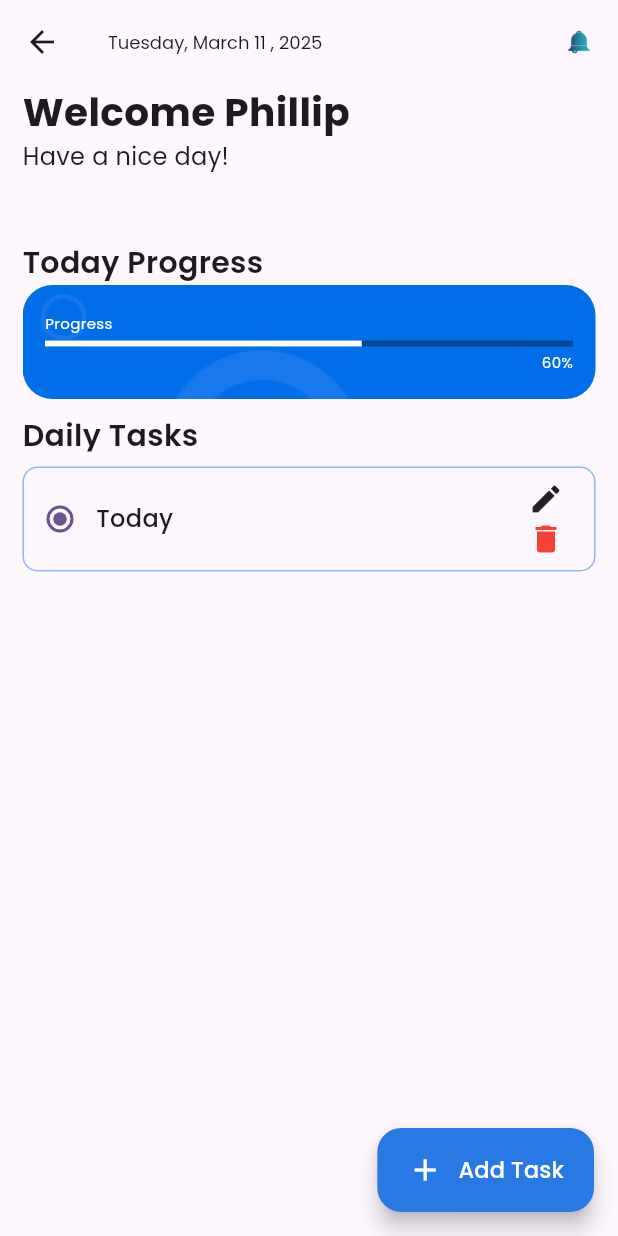
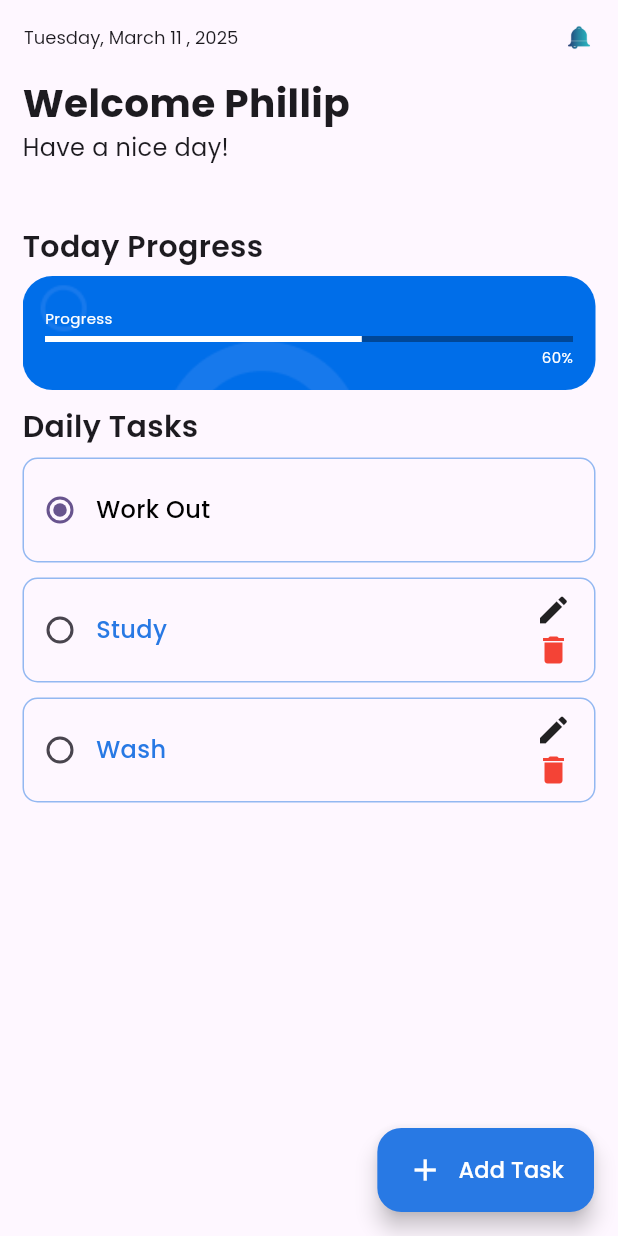
Before and after one commit to YasithWijesuriya/myTodo_app, a Flutter app: the homePage screen opened directly, on a phone screen of 412 x 824 dp. Run offline on Flutter 3.47's test engine with Material 3 defaults, Android fonts, the phone set to English and light mode, and no system bars; our stand-ins replace lottie.

Commit message:
changed  homeScreen code use from custom widget 👍

```diff
--- a/mytodoapp_frontend/lib/features/home/ui/homeScreen.dart
+++ b/mytodoapp_frontend/lib/features/home/ui/homeScreen.dart
@@ -1,5 +1,6 @@
 import 'package:flutter/material.dart';
 import 'package:mytodo_app/contants/color.dart';
+import 'package:mytodo_app/widgets/customTodoCard.dart';
 
 class homePage extends StatefulWidget {
   const homePage({super.key});
@@ -16,6 +17,8 @@ class _homePageState extends State<homePage> {
 
     return Scaffold(
       appBar: AppBar(
+        toolbarHeight: 50,
+
         title: Row(
           children: [
             Text(
@@ -64,10 +67,8 @@ class _homePageState extends State<homePage> {
                         fontSize: 16,
                       ),
                     ),
-                    SizedBox(
-                      height: 20,
-                    ),
                     Spacer(),
+
                     Text(
                       'Today Progress',
                       style: TextStyle(
@@ -76,6 +77,10 @@ class _homePageState extends State<homePage> {
                         fontSize: 20,
                       ),
                     ),
+                    SizedBox(
+                      height: 5,
+                    ),
+
                     Container(
                       height: 76,
                       width: screenWidth,
@@ -123,7 +128,9 @@ class _homePageState extends State<homePage> {
                               ),
                             ),
                           ),
-                          Spacer(),
+                         SizedBox(
+                          height:15,
+                         ),
                         ],
                       ),
                     ),
@@ -154,56 +161,15 @@ class _homePageState extends State<homePage> {
                   SizedBox(
                     height: 10,
                   ),
-                  SizedBox(
+                  Container(
                     width: screenWidth,
                     height:screenHeight - (AppBar().preferredSize.height + 265),
 
                     child: Column(
                       children: [
-                        Container(
-                          width: screenWidth,
-                          height: 70,
-                          decoration: BoxDecoration(
-                            borderRadius: BorderRadius.circular(10),
-                            border: Border.all(
-                              color: AppColors.accentColor.withOpacity(0.5),
-                            ),
-                          ),
-                          child: Row(
-                            children: [
-                              Radio(
-                                  value: 0,
-                                  groupValue: 0,
-                                  onChanged: (value) {}),
-                              Text(
-                                'Today',
-                                style: TextStyle(
-                                  fontFamily: 'poppins',
-                                  fontWeight: FontWeight.w500,
-                                  fontSize: 16,
-                                ),
-                              ),
-                              Spacer(),
-                              Column(
-                                children: [
-                                  Spacer(),
-                                  Icon(Icons.edit),
-                                  SizedBox(
-                                    height: 3,
-                                  ),
-                                  Icon(
-                                    Icons.delete,
-                                    color: Colors.red,
-                                  ),
-                                  Spacer(),
-                                ],
-                              ),
-                              SizedBox(
-                                width: 20,
-                              ),
-                            ],
-                          ),
-                        ),
+                        Customtodocard(cardTiltle:'Work Out', isTaskCompleted: true),
+                        Customtodocard(cardTiltle:'Study', isTaskCompleted: false),
+                        Customtodocard(cardTiltle:'Wash', isTaskCompleted: false),
                       ],
                     ),
                   )
--- a/mytodoapp_frontend/lib/main.dart
+++ b/mytodoapp_frontend/lib/main.dart
@@ -1,6 +1,7 @@
 import 'package:flutter/material.dart';
 import 'package:mytodo_app/features/authentication/ui/loginScreen.dart';
 import 'package:mytodo_app/features/authentication/ui/signUpScreen.dart';
+import 'package:mytodo_app/features/home/ui/homeScreen.dart';
 
 
 void main() {
@@ -35,7 +36,7 @@ class MyApp extends StatelessWidget {
         colorScheme: ColorScheme.fromSeed(seedColor: Colors.deepPurple),
         useMaterial3: true,
       ),
-      home: const Loginscreen(),
+      home: const homePage(),
     );
   }
 }
--- /dev/null
+++ b/mytodoapp_frontend/lib/widgets/customTodoCard.dart
@@ -0,0 +1,71 @@
+import 'package:flutter/material.dart';
+import 'package:mytodo_app/contants/color.dart';
+
+class Customtodocard extends StatefulWidget {
+  final String cardTiltle;
+  final bool isTaskCompleted;
+  final int radioValue = 1;
+  const Customtodocard({super.key, required this.cardTiltle, required this.isTaskCompleted});
+
+  @override
+  State<Customtodocard> createState() => _CustomtodocardState();
+}
+
+class _CustomtodocardState extends State<Customtodocard> {
+  @override
+  Widget build(BuildContext context) {
+    double screenWidth = MediaQuery.of(context).size.width;
+    return Container(
+                          width: screenWidth,
+                          height: 70,
+                          margin:EdgeInsets.only(bottom: 10),
+                          decoration: BoxDecoration(
+                            borderRadius: BorderRadius.circular(10),
+                            border: Border.all(
+                              color: AppColors.accentColor.withOpacity(0.5),
+                            ),
+                          ),
+                          child: Row(
+                            children: [
+                              Radio(
+                                  value:widget.isTaskCompleted?0 :1,
+                                  groupValue: 0,
+                                  onChanged: (value) {}),
+                              Text(
+                                widget.cardTiltle,
+                                style: TextStyle(
+                                  fontFamily: 'poppins',
+                                  fontWeight: FontWeight.w500,
+                                  fontSize: 16,
+                                  color: widget.isTaskCompleted
+                                  ?Colors.black
+                                  :AppColors.accentColor,
+                                ),
+                              ),
+                              Spacer(),
+                              widget.isTaskCompleted?
+                              SizedBox()
+
+                              :Column(
+                                children: [
+                                  Spacer(),
+                                  Icon(Icons.edit),
+                                  SizedBox(
+                                    height: 3,
+                                  ),
+                                  Icon(
+                                    Icons.delete,
+                                    color: Colors.red,
+                                  ),
+                                  Spacer(),
+                                ],
+                              ),
+                              SizedBox(
+                                width: 15,
+                              ),
+                            ],
+                          ),
+                        );
+
+  }
+  }
```
